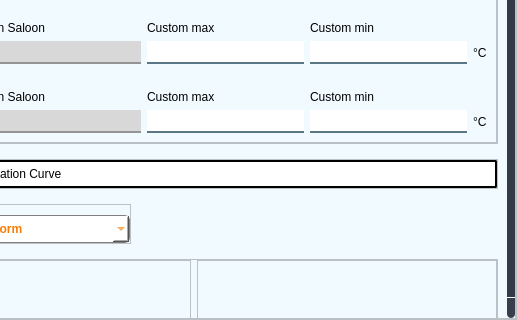
First picture: the form in ui/ui_files/custom_interior.ui, repository ali7haider/railway-automation-system, before the edit; both pictures show x 479 to 996 and y 366 to 686 of the 996 by 686 pixel window.
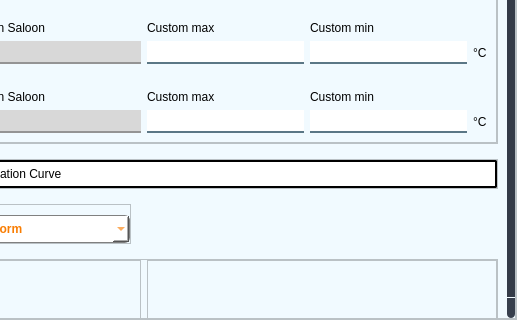
Second picture: the form after the edit. Icons and pictures are not drawn.

Commit message: Update login UI and main screen logic; add curve value display and plotting for custom interior conditions

```diff
--- a/ui/ui_files/custom_interior.ui
+++ b/ui/ui_files/custom_interior.ui
@@ -228,7 +228,7 @@
           <property name="geometry">
            <rect>
             <x>0</x>
-            <y>-170</y>
+            <y>-1409</y>
             <width>984</width>
             <height>2091</height>
            </rect>
@@ -1357,7 +1357,7 @@
                <widget class="QFrame" name="frame_11">
                 <property name="minimumSize">
                  <size>
-                  <width>300</width>
+                  <width>350</width>
                   <height>0</height>
                  </size>
                 </property>
```
Left out of the diff: 636 changed lines with no effect on the pictures. The commit also changes 4 other files.
